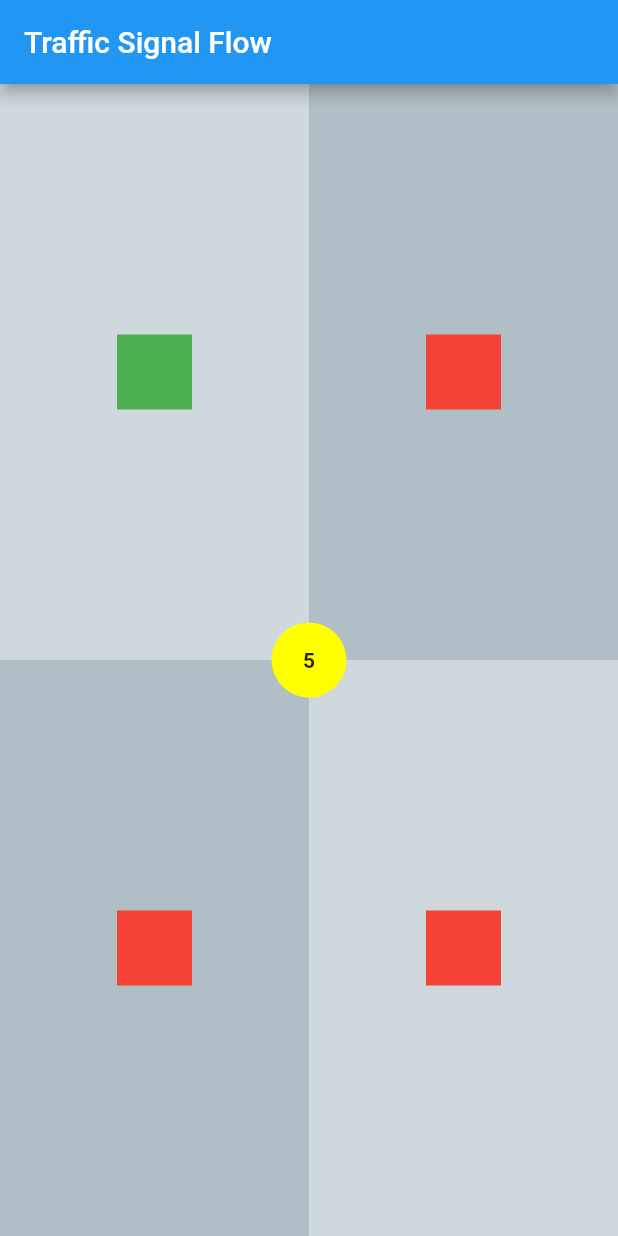
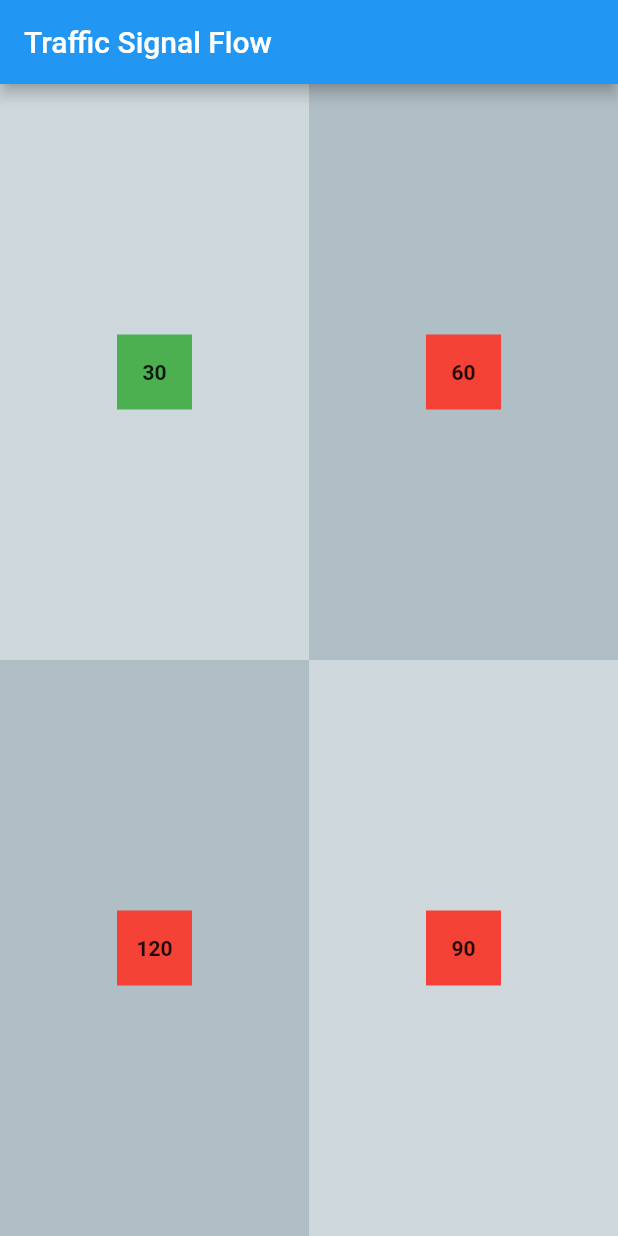
Before and after one commit to maherban530/Learning_Flutter_App, a Flutter app: the first screen one second after launch, on a phone screen of 412 x 824 dp. Run offline on Flutter 3.47's test engine with Material 2 defaults, Android fonts, the phone set to English and light mode, and no system bars.

Commit message:
Traffic flow done

```diff
--- a/lib/traffic_signal.dart
+++ b/lib/traffic_signal.dart
@@ -9,12 +9,16 @@ class App extends StatefulWidget {
 }
 
 class AppState extends State<App> {
-  int counter = 5;
+  // int counter = 120;
   late Timer _timer;
   bool signal1 = true;
+  int signal1counter = 30;
   bool signal2 = false;
+  int signal2counter = 60;
+   bool signal4 = false;
+  int signal4counter = 90;
   bool signal3 = false;
-  bool signal4 = false;
+  int signal3counter = 120;
 
   @override
   void initState() {
@@ -27,37 +31,116 @@ class AppState extends State<App> {
   updateCounter() {
     _timer = Timer.periodic(const Duration(seconds: 1), (timer) {
       // You can also call here any function.
-      if (counter > 0) {
+      if (signal1counter > 0) {
         setState(() {
-          counter = --counter;
+          signal1counter = --signal1counter;
         });
       } else {
         setState(() {
-          counter = 5;
           if (signal1 == true) {
             setState(() {
               signal1 = false;
               signal2 = true;
+              if (signal1 == true) {
+                signal1counter = 30;
+              } else if (signal2 == true) {
+                signal1counter = 120;
+              } else if (signal4 == true) {
+                signal1counter = 90;
+              } else if (signal3 == true) {
+                signal1counter = 60;
+              }
             });
-          } else if (signal2 == true) {
+          }
+          // else if (signal2 == true) {
+          //   setState(() {
+          //     signal2 = false;
+          //     signal4 = true;
+          //   });
+          // } else if (signal4 == true) {
+          //   signal4 = false;
+          //   signal3 = true;
+          // } else {
+          //   signal3 = false;
+          //   signal1 = true;
+          // }
+        });
+      }
+
+      if (signal2counter > 0) {
+        setState(() {
+          signal2counter = --signal2counter;
+        });
+      } else {
+        setState(() {
+          if (signal2 == true) {
             setState(() {
               signal2 = false;
               signal4 = true;
+              if (signal2 == true) {
+                signal2counter = 30;
+              } else if (signal4 == true) {
+                signal2counter = 120;
+              } else if (signal3 == true) {
+                signal2counter = 90;
+              } else if (signal1 == true) {
+                signal2counter = 60;
+              }
             });
-          } else if (signal4 == true) {
-            signal4 = false;
-            signal3 = true;
-          } else {
-            signal3 = false;
-            signal1 = true;
+          }
+        });
+      }
+
+      if (signal4counter > 0) {
+        setState(() {
+          signal4counter = --signal4counter;
+        });
+      } else {
+        setState(() {
+          if (signal4 == true) {
+            setState(() {
+              signal4 = false;
+
+              signal3 = true;
+              if (signal4 == true) {
+                signal4counter = 30;
+              } else if (signal3 == true) {
+                signal4counter = 120;
+              } else if (signal1 == true) {
+                signal4counter = 90;
+              } else if (signal2 == true) {
+                signal4counter = 60;
+              }
+            });
+          }
+        });
+      }
+
+      if (signal3counter > 0) {
+        setState(() {
+          signal3counter = --signal3counter;
+        });
+      } else {
+        setState(() {
+          if (signal3 == true) {
+            setState(() {
+              signal3 = false;
+
+              signal1 = true;
+              if (signal3 == true) {
+                signal3counter = 30;
+              } else if (signal1 == true) {
+                signal3counter = 120;
+              } else if (signal2 == true) {
+                signal3counter = 90;
+              } else if (signal4 == true) {
+                signal3counter = 60;
+              }
+            });
           }
         });
       }
     });
-  }
-
-  stopCounter() {
-    _timer.cancel();
   }
 
   @override
@@ -78,7 +161,15 @@ class AppState extends State<App> {
                           child: Container(
                             height: 50,
                             width: 50,
-                            color: signal1 ? Colors.green : Colors.red,
+                            color: signal1counter<=5 ? Colors.orange: signal1 ? Colors.green : Colors.red,
+                            child: Center(
+                              child: Text(
+                                '$signal1counter',
+                                style: const TextStyle(
+                                    fontWeight: FontWeight.bold),
+                                textAlign: TextAlign.center,
+                              ),
+                            ),
                           ),
                         ),
                       ),
@@ -90,7 +181,15 @@ class AppState extends State<App> {
                           child: Container(
                             height: 50,
                             width: 50,
-                            color: signal2 ? Colors.green : Colors.red,
+                            color: signal2counter<=5 ? Colors.orange: signal2 ? Colors.green : Colors.red,
+                            child: Center(
+                              child: Text(
+                                '$signal2counter',
+                                style: const TextStyle(
+                                    fontWeight: FontWeight.bold),
+                                textAlign: TextAlign.center,
+                              ),
+                            ),
                           ),
                         ),
                       ),
@@ -108,7 +207,15 @@ class AppState extends State<App> {
                           child: Container(
                             height: 50,
                             width: 50,
-                            color: signal3 ? Colors.green : Colors.red,
+                            color: signal3counter<=5 ? Colors.orange: signal3 ? Colors.green : Colors.red,
+                            child: Center(
+                              child: Text(
+                                '$signal3counter',
+                                style: const TextStyle(
+                                    fontWeight: FontWeight.bold),
+                                textAlign: TextAlign.center,
+                              ),
+                            ),
                           ),
                         ),
                       ),
@@ -120,7 +227,15 @@ class AppState extends State<App> {
                           child: Container(
                             height: 50,
                             width: 50,
-                            color: signal4 ? Colors.green : Colors.red,
+                            color: signal4counter<=5 ? Colors.orange: signal4 ? Colors.green : Colors.red,
+                            child: Center(
+                              child: Text(
+                                '$signal4counter',
+                                style: const TextStyle(
+                                    fontWeight: FontWeight.bold),
+                                textAlign: TextAlign.center,
+                              ),
+                            ),
                           ),
                         ),
                       ),
@@ -130,103 +245,8 @@ class AppState extends State<App> {
               ),
             ],
           ),
-          Align(
-            alignment: Alignment.center,
-            child: Container(
-              decoration: const BoxDecoration(
-                color: Colors.yellowAccent,
-                borderRadius: BorderRadius.all(Radius.circular(50)),
-              ),
-              height: 50,
-              width: 50,
-              child: Center(
-                child: Text(
-                  '$counter',
-                  style: const TextStyle(fontWeight: FontWeight.bold),
-                  textAlign: TextAlign.center,
-                ),
-              ),
-            ),
-            // TweenAnimationBuilder<Duration>(
-            //     onEnd: () {
-            //       // setState(() {
-            //       //   second = 10;
-            //       // });
-            //       // _animationController.forward();
-
-            //       if (signal1 == true) {
-            //         setState(() {
-            //           // endDuration = const Duration(seconds: 10);
-
-            //           second = const Duration(seconds: 10);
-            //           signal1 = false;
-            //           signal2 = true;
-            //         });
-            //       } else if (signal2 == true) {
-            //         setState(() {
-            //           second = const Duration(seconds: 10);
-
-            //           signal2 = false;
-            //           signal3 = true;
-            //         });
-            //       } else if (signal3 == true) {
-            //         signal3 = false;
-            //         signal4 = true;
-            //       }
-            //     },
-            //     duration: second,
-            //     tween: Tween(begin: endDuration, end: second),
-            //     builder:
-            //         (BuildContext context, Duration second, Widget? child) {
-            //       // final hour = value.inHours;
-
-            //       final minutes = second.inMinutes % 60;
-            //       final seconds = second.inSeconds % 60;
-
-            //       return Center(
-            //           child: Text(
-            //         '$minutes:$seconds',
-            //         textAlign: TextAlign.center,
-            //         style: const TextStyle(fontWeight: FontWeight.bold),
-            //       ));
-            //     }),
-            // )
-          ),
         ],
       ),
-//     );
-      //     Center(
-      //         child: Column(children: <Widget>[
-      //   Container(
-      //       padding: EdgeInsets.fromLTRB(18, 18, 18, 18),
-      //       child: Text('$counter', style: TextStyle(fontSize: 100))),
-      //   Container(
-      //       margin: const EdgeInsets.fromLTRB(10, 20, 10, 0),
-      //       child: RaisedButton(
-      //         onPressed: () => updateCounter(),
-      //         child: Text(
-      //           'Click Here To Call A Recurring Function in Flutter',
-      //           style: TextStyle(fontSize: 24),
-      //           textAlign: TextAlign.center,
-      //         ),
-      //         textColor: Colors.white,
-      //         color: Colors.green,
-      //         padding: EdgeInsets.fromLTRB(11, 11, 11, 11),
-      //       )),
-      //   Container(
-      //       margin: const EdgeInsets.fromLTRB(10, 30, 10, 0),
-      //       child: RaisedButton(
-      //         onPressed: () => stopCounter(),
-      //         child: Text(
-      //           'Click Here To Stop Recurring Function From Calling',
-      //           style: TextStyle(fontSize: 24),
-      //           textAlign: TextAlign.center,
-      //         ),
-      //         textColor: Colors.white,
-      //         color: Colors.green,
-      //         padding: EdgeInsets.fromLTRB(11, 11, 11, 11),
-      //       )),
-      // ]))
     );
   }
 }
```
Also changed, not shown: 1 other file.
